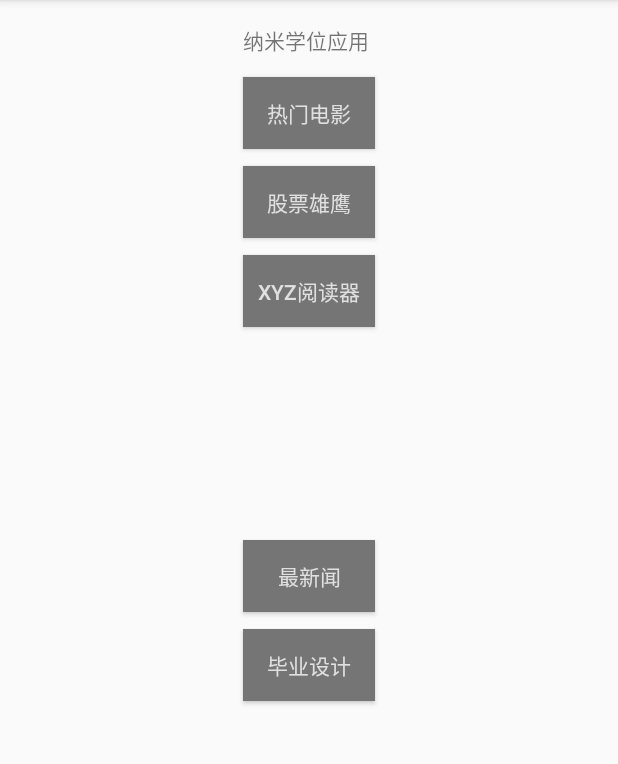
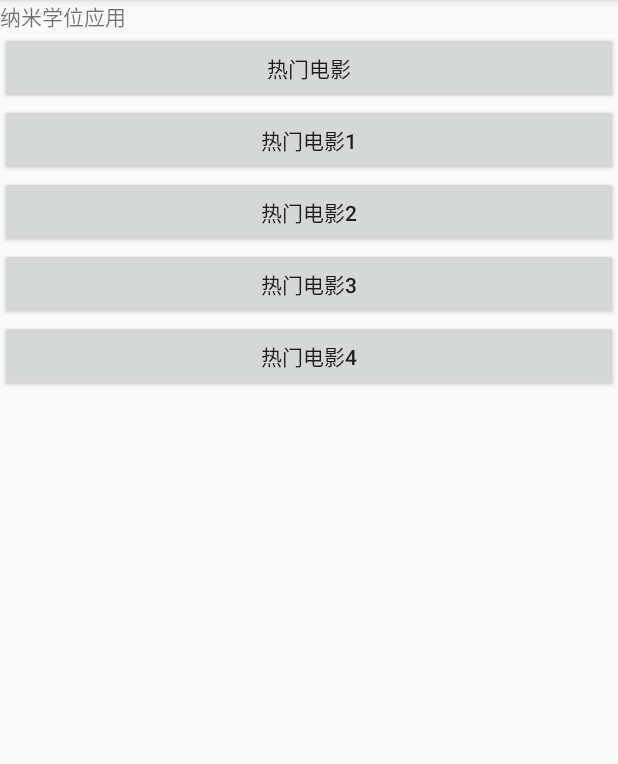
Before and after one commit to BioNum9/MyAppCollection, an Android app: the screen it shows after launch (MainActivity), on a phone screen of 412 x 824 dp, the part 84-848 px from its top. Run offline under Robolectric (Android 15) with nearby library versions, the phone set to English and light mode, and no system bars.

Commit message:
second commit

```diff
--- a/app/src/main/java/com/example/android/happybirthday/MainActivity.java
+++ b/app/src/main/java/com/example/android/happybirthday/MainActivity.java
@@ -1,17 +1,91 @@
 package com.example.android.happybirthday;
 
+import android.os.Bundle;
 import android.support.v7.app.AppCompatActivity;
-import android.os.Bundle;
+import android.view.View;
+import android.view.View.OnClickListener;
 import android.widget.Button;
+import android.widget.LinearLayout;
 
 public class MainActivity extends AppCompatActivity {
+
+    //private RelativeLayout relativeLayout;
+
+    private LinearLayout linearLayout;
 
     @Override
     protected void onCreate(Bundle savedInstanceState) {
         super.onCreate(savedInstanceState);
         setContentView(R.layout.activity_main);
 
-       // Button clickButton = (Button) findViewById(R.id.clickButton);
+        //获得控件对象
+
+        linearLayout = (LinearLayout)findViewById(R.id.linearLayout);
+
+
+
+        //利用循环添加5个按钮
+
+        for(int i = 0; i < 5; i ++){
+            //创建一个Button对象
+            Button btn = new Button(this);
+            //设置对象的id
+            btn.setId(i);
+            if(i == 0){
+                btn.setText("热门电影");
+            }else if(i == 1){
+                btn.setText("热门电影1");
+            }else if(i == 2){
+                btn.setText("热门电影2");
+            }else if(i == 3){
+                btn.setText("热门电影3");
+            }else if(i == 4){
+                btn.setText("热门电影4");
+            }
+
+//            btn.setOnClickListener(new View.OnClickListener() {
+//               public void onClick(View v) {
+//                   Toast toast = Toast.makeText(MainActivity.this, "这是一个普通的Toast!", Toast.LENGTH_SHORT);
+//                   toast.show();
+//               }
+//            });
+
+            btn.setOnClickListener(new btnListener(btn));
+
+            linearLayout.addView(btn);
+
+        }
+
+
+
+
+//       Button clickButton = (Button) findViewById(R.id.button1);
+//
+//       clickButton.setOnClickListener(new View.OnClickListener() {
+//               public void onClick(View v) {
+//                   Toast toast = Toast.makeText(MainActivity.this, "这是一个普通的Toast!", Toast.LENGTH_SHORT);
+//                   toast.show();
+//               }
+//
+//       });
 
     }
+
+    class btnListener implements OnClickListener
+    {
+        //定义一个 Button 类型的变量
+        private Button btn;
+
+        /*
+         * 一个构造方法, 将Button对象做为参数
+         */
+        private btnListener(Button btn)
+        {
+            this.btn = btn;//将引用变量传递给实体变量
+        }
+        public void onClick(View v)
+        {
+            btn.setText("Welcome!");//改变按钮的名字
+        }
+    }
 }
--- a/app/src/main/res/layout/activity_main.xml
+++ b/app/src/main/res/layout/activity_main.xml
@@ -1,5 +1,6 @@
 <?xml version="1.0" encoding="utf-8"?>
-<RelativeLayout xmlns:android="http://schemas.android.com/apk/res/android"
+
+<!--<RelativeLayout xmlns:android="http://schemas.android.com/apk/res/android"
     xmlns:tools="http://schemas.android.com/tools"
     android:id="@+id/activity_main"
     android:layout_width="match_parent"
@@ -14,67 +15,39 @@
         android:layout_width="wrap_content"
         android:layout_height="wrap_content"
         android:text="纳米学位应用"
+
+        android:id="@+id/textView2"
         android:layout_alignParentTop="true"
-        android:layout_alignLeft="@+id/button2"
-        android:layout_alignStart="@+id/button2" />
+        android:layout_centerHorizontal="true" />
 
-    <Button
-        android:text="热门电影"
+
+</RelativeLayout> -->
+
+<ScrollView xmlns:android="http://schemas.android.com/apk/res/android"
+    android:scrollbars="vertical"
+    android:fadingEdge="vertical"
+    android:layout_width="fill_parent"
+    android:layout_height="fill_parent"
+    >
+
+
+
+<LinearLayout
+    android:id="@+id/linearLayout"
+    android:orientation="vertical"
+    android:layout_width="fill_parent"
+    android:layout_height="wrap_content"
+    >
+
+    <TextView
         android:layout_width="wrap_content"
         android:layout_height="wrap_content"
-        android:layout_marginTop="35dp"
-        android:id="@+id/button2"
-        android:layout_below="@+id/textView"
-        android:layout_centerHorizontal="true"
-        android:background="#757575"
-        android:textColor="#E0E0E0"  />
+        android:text="纳米学位应用"
 
-    <Button
-        android:text="股票雄鹰"
-        android:layout_width="wrap_content"
-        android:layout_height="wrap_content"
-        android:layout_marginTop="11dp"
-        android:id="@+id/button3"
-        android:layout_below="@+id/button2"
-        android:layout_alignLeft="@+id/button2"
-        android:layout_alignStart="@+id/button2"
-        android:background="#757575"
-        android:textColor="#E0E0E0"  />
-
-    <Button
-        android:text="XYZ阅读器"
-        android:layout_width="wrap_content"
-        android:layout_height="wrap_content"
-        android:layout_marginTop="11dp"
-        android:id="@+id/button4"
-        android:layout_below="@+id/button3"
-        android:layout_alignLeft="@+id/button3"
-        android:layout_alignStart="@+id/button3"
-        android:background="#757575"
-        android:textColor="#E0E0E0" />
-
-    <Button
-        android:text="最新闻"
-        android:layout_width="wrap_content"
-        android:layout_height="wrap_content"
-        android:id="@+id/button5"
-        android:layout_centerVertical="true"
-        android:layout_alignLeft="@+id/button4"
-        android:layout_alignStart="@+id/button4"
-        android:background="#757575"
-        android:textColor="#E0E0E0" />
-
-    <Button
-        android:text="毕业设计"
-        android:layout_width="wrap_content"
-        android:layout_height="wrap_content"
-        android:layout_marginTop="11dp"
-        android:id="@+id/button6"
-        android:layout_below="@+id/button5"
-        android:layout_alignLeft="@+id/button5"
-        android:layout_alignStart="@+id/button5"
-        android:background="#757575"
-        android:textColor="#E0E0E0" />
+        android:id="@+id/textView"
+        android:layout_alignParentTop="true"
+        android:layout_centerHorizontal="true" />
 
 
-</RelativeLayout>
+</LinearLayout>
+    </ScrollView>
```
